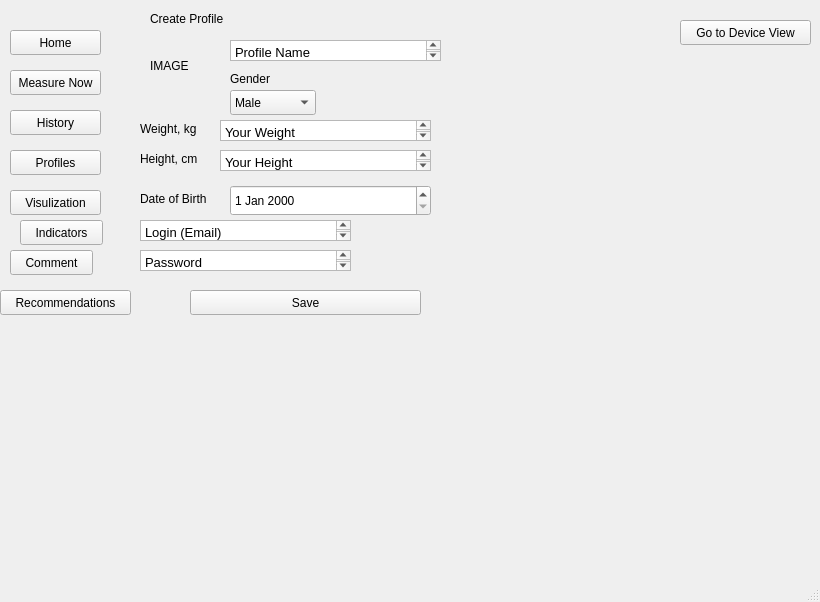
Before: the Qt Designer form RaDoTechSimulation/RaDoTechSimulation/mainwindow.ui in abdelshafei/Team26RaDoTechSimulation, drawn with Qt 5.
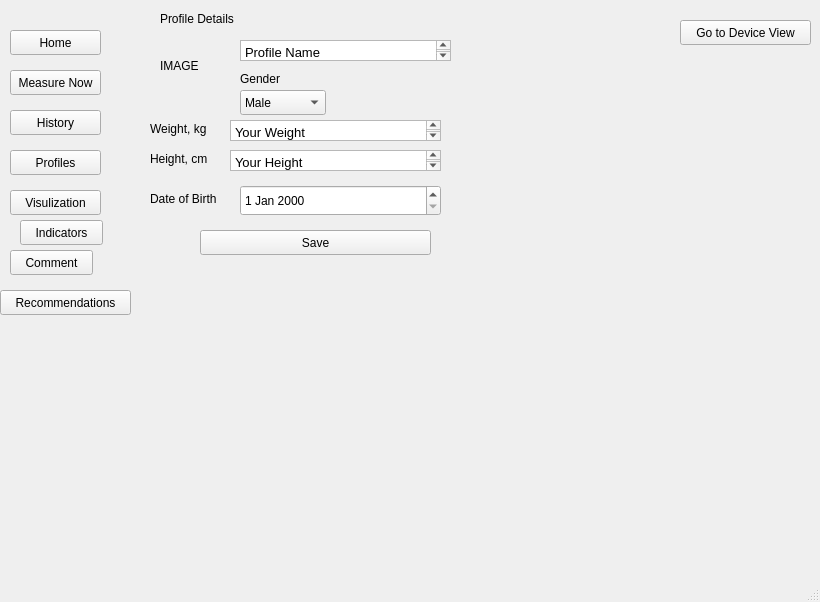
After: the same form once the commit is applied. The open tabs and pages were chosen to show the change.

Commit message: CUD for Profile done

Diff of the .ui file:
```diff
--- a/RaDoTechSimulation/RaDoTechSimulation/mainwindow.ui
+++ b/RaDoTechSimulation/RaDoTechSimulation/mainwindow.ui
@@ -634,6 +634,226 @@
         </property>
         <property name="text">
          <string>Add New Profile</string>
+        </property>
+       </widget>
+       <widget class="QListWidget" name="ProfileListWidget">
+        <property name="geometry">
+         <rect>
+          <x>10</x>
+          <y>30</y>
+          <width>381</width>
+          <height>231</height>
+         </rect>
+        </property>
+       </widget>
+       <widget class="QPushButton" name="ViewProfileDetailsButton">
+        <property name="geometry">
+         <rect>
+          <x>400</x>
+          <y>60</y>
+          <width>111</width>
+          <height>25</height>
+         </rect>
+        </property>
+        <property name="text">
+         <string>View Details</string>
+        </property>
+       </widget>
+       <widget class="QPushButton" name="DeleteProfileButton">
+        <property name="geometry">
+         <rect>
+          <x>400</x>
+          <y>90</y>
+          <width>111</width>
+          <height>25</height>
+         </rect>
+        </property>
+        <property name="text">
+         <string>Delete Profile</string>
+        </property>
+       </widget>
+      </widget>
+      <widget class="QWidget" name="ProfileDetailsPage">
+       <widget class="QLabel" name="GenderLabelUpdate">
+        <property name="geometry">
+         <rect>
+          <x>110</x>
+          <y>70</y>
+          <width>62</width>
+          <height>17</height>
+         </rect>
+        </property>
+        <property name="text">
+         <string>Gender</string>
+        </property>
+       </widget>
+       <widget class="QLabel" name="loginImageUpdate">
+        <property name="geometry">
+         <rect>
+          <x>30</x>
+          <y>30</y>
+          <width>81</width>
+          <height>71</height>
+         </rect>
+        </property>
+        <property name="text">
+         <string>IMAGE</string>
+        </property>
+       </widget>
+       <widget class="QPushButton" name="SavePushButtonUpdate">
+        <property name="geometry">
+         <rect>
+          <x>70</x>
+          <y>230</y>
+          <width>231</width>
+          <height>25</height>
+         </rect>
+        </property>
+        <property name="text">
+         <string>Save</string>
+        </property>
+       </widget>
+       <widget class="QLabel" name="WeightLabelUpdate">
+        <property name="geometry">
+         <rect>
+          <x>20</x>
+          <y>120</y>
+          <width>81</width>
+          <height>17</height>
+         </rect>
+        </property>
+        <property name="text">
+         <string>Weight, kg</string>
+        </property>
+       </widget>
+       <widget class="QTextEdit" name="ProfileNameTextEditUpdate">
+        <property name="geometry">
+         <rect>
+          <x>110</x>
+          <y>40</y>
+          <width>211</width>
+          <height>21</height>
+         </rect>
+        </property>
+        <property name="html">
+         <string>&lt;!DOCTYPE HTML PUBLIC &quot;-//W3C//DTD HTML 4.0//EN&quot; &quot;http://www.w3.org/TR/REC-html40/strict.dtd&quot;&gt;
+&lt;html&gt;&lt;head&gt;&lt;meta name=&quot;qrichtext&quot; content=&quot;1&quot; /&gt;&lt;style type=&quot;text/css&quot;&gt;
+p, li { white-space: pre-wrap; }
+&lt;/style&gt;&lt;/head&gt;&lt;body style=&quot; font-family:'Sans'; font-size:10pt; font-weight:400; font-style:normal;&quot;&gt;
+&lt;p style=&quot; margin-top:0px; margin-bottom:0px; margin-left:0px; margin-right:0px; -qt-block-indent:0; text-indent:0px;&quot;&gt;Profile Name&lt;/p&gt;
+&lt;p style=&quot;-qt-paragraph-type:empty; margin-top:0px; margin-bottom:0px; margin-left:0px; margin-right:0px; -qt-block-indent:0; text-indent:0px;&quot;&gt;&lt;br /&gt;&lt;/p&gt;&lt;/body&gt;&lt;/html&gt;</string>
+        </property>
+       </widget>
+       <widget class="QLabel" name="HeightLabelUpdate">
+        <property name="geometry">
+         <rect>
+          <x>20</x>
+          <y>150</y>
+          <width>81</width>
+          <height>17</height>
+         </rect>
+        </property>
+        <property name="text">
+         <string>Height, cm</string>
+        </property>
+       </widget>
+       <widget class="QDateEdit" name="DOBEditUpdate">
+        <property name="geometry">
+         <rect>
+          <x>110</x>
+          <y>185</y>
+          <width>201</width>
+          <height>31</height>
+         </rect>
+        </property>
+       </widget>
+       <widget class="QTextEdit" name="WeightTextEditUpdate">
+        <property name="geometry">
+         <rect>
+          <x>100</x>
+          <y>120</y>
+          <width>211</width>
+          <height>21</height>
+         </rect>
+        </property>
+        <property name="html">
+         <string>&lt;!DOCTYPE HTML PUBLIC &quot;-//W3C//DTD HTML 4.0//EN&quot; &quot;http://www.w3.org/TR/REC-html40/strict.dtd&quot;&gt;
+&lt;html&gt;&lt;head&gt;&lt;meta name=&quot;qrichtext&quot; content=&quot;1&quot; /&gt;&lt;style type=&quot;text/css&quot;&gt;
+p, li { white-space: pre-wrap; }
+&lt;/style&gt;&lt;/head&gt;&lt;body style=&quot; font-family:'Sans'; font-size:10pt; font-weight:400; font-style:normal;&quot;&gt;
+&lt;p style=&quot; margin-top:0px; margin-bottom:0px; margin-left:0px; margin-right:0px; -qt-block-indent:0; text-indent:0px;&quot;&gt;Your Weight&lt;/p&gt;
+&lt;p style=&quot;-qt-paragraph-type:empty; margin-top:0px; margin-bottom:0px; margin-left:0px; margin-right:0px; -qt-block-indent:0; text-indent:0px;&quot;&gt;&lt;br /&gt;&lt;/p&gt;&lt;/body&gt;&lt;/html&gt;</string>
+        </property>
+       </widget>
+       <widget class="QLabel" name="DateOfBirthLabelUpdate">
+        <property name="geometry">
+         <rect>
+          <x>20</x>
+          <y>190</y>
+          <width>91</width>
+          <height>17</height>
+         </rect>
+        </property>
+        <property name="text">
+         <string>Date of Birth</string>
+        </property>
+       </widget>
+       <widget class="QTextEdit" name="HeightTextEditUpdate">
+        <property name="geometry">
+         <rect>
+          <x>100</x>
+          <y>150</y>
+          <width>211</width>
+          <height>21</height>
+         </rect>
+        </property>
+        <property name="html">
+         <string>&lt;!DOCTYPE HTML PUBLIC &quot;-//W3C//DTD HTML 4.0//EN&quot; &quot;http://www.w3.org/TR/REC-html40/strict.dtd&quot;&gt;
+&lt;html&gt;&lt;head&gt;&lt;meta name=&quot;qrichtext&quot; content=&quot;1&quot; /&gt;&lt;style type=&quot;text/css&quot;&gt;
+p, li { white-space: pre-wrap; }
+&lt;/style&gt;&lt;/head&gt;&lt;body style=&quot; font-family:'Sans'; font-size:10pt; font-weight:400; font-style:normal;&quot;&gt;
+&lt;p style=&quot; margin-top:0px; margin-bottom:0px; margin-left:0px; margin-right:0px; -qt-block-indent:0; text-indent:0px;&quot;&gt;Your Height&lt;/p&gt;&lt;/body&gt;&lt;/html&gt;</string>
+        </property>
+       </widget>
+       <widget class="QComboBox" name="GenderComboBoxUpdate">
+        <property name="geometry">
+         <rect>
+          <x>110</x>
+          <y>90</y>
+          <width>86</width>
+          <height>25</height>
+         </rect>
+        </property>
+        <property name="currentText">
+         <string>Male</string>
+        </property>
+        <item>
+         <property name="text">
+          <string>Male</string>
+         </property>
+        </item>
+        <item>
+         <property name="text">
+          <string>Female</string>
+         </property>
+        </item>
+        <item>
+         <property name="text">
+          <string>Other</string>
+         </property>
+        </item>
+       </widget>
+       <widget class="QLabel" name="label">
+        <property name="geometry">
+         <rect>
+          <x>30</x>
+          <y>10</y>
+          <width>111</width>
+          <height>17</height>
+         </rect>
+        </property>
+        <property name="text">
+         <string>Profile Details</string>
         </property>
        </widget>
       </widget>
```
Left out of the diff: 6 changed lines with no effect on the pictures. The commit also changes 10 other files.
